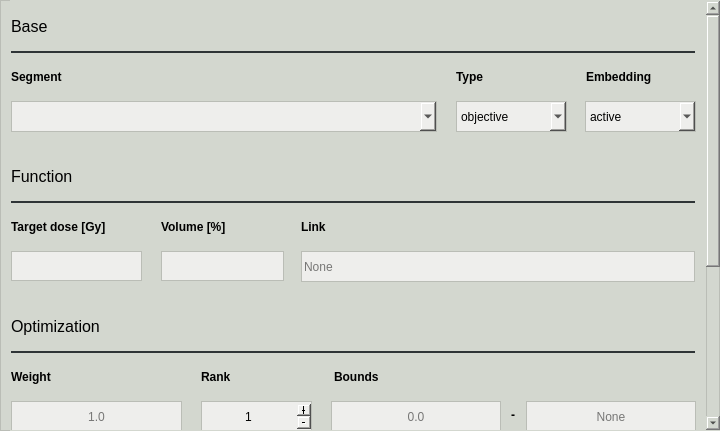
This is pyanno4rt/gui/designs/components/minimum_dvh_window.ui in pyanno4rt/pyanno4rt as Qt 5 draws it before an edit. The edited form follows.
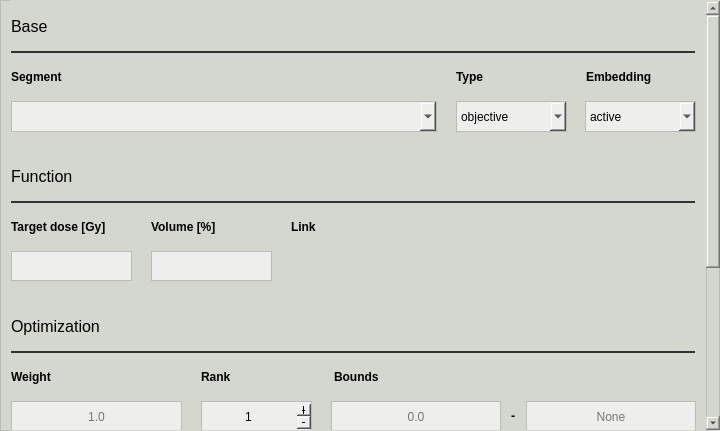
This is the edited form.

Patch:
```diff
--- a/pyanno4rt/gui/designs/components/minimum_dvh_window.ui
+++ b/pyanno4rt/gui/designs/components/minimum_dvh_window.ui
@@ -51,16 +51,13 @@
     <property name="styleSheet">
      <string notr="true">border-color: transparent;</string>
     </property>
-    <property name="widgetResizable">
-     <bool>false</bool>
-    </property>
     <widget class="QWidget" name="scroll_contents">
      <property name="geometry">
       <rect>
        <x>0</x>
        <y>0</y>
        <width>690</width>
-       <height>681</height>
+       <height>679</height>
       </rect>
      </property>
      <widget class="QComboBox" name="embedding_cbox">
@@ -100,7 +97,7 @@
        <rect>
         <x>0</x>
         <y>60</y>
-        <width>431</width>
+        <width>421</width>
         <height>31</height>
        </rect>
       </property>
@@ -254,7 +251,7 @@
        <rect>
         <x>0</x>
         <y>210</y>
-        <width>131</width>
+        <width>121</width>
         <height>31</height>
        </rect>
       </property>
@@ -346,31 +343,12 @@
        <string>Identifier</string>
       </property>
      </widget>
-     <widget class="QLineEdit" name="link_ledit">
-      <property name="geometry">
-       <rect>
-        <x>290</x>
-        <y>250</y>
-        <width>394</width>
-        <height>31</height>
-       </rect>
-      </property>
-      <property name="styleSheet">
-       <string notr="true">color: rgb(0, 0, 0);
-background-color: rgb(238, 238, 236);
-border: 1px solid;
-border-color: rgb(186, 189, 182);</string>
-      </property>
-      <property name="placeholderText">
-       <string>None</string>
-      </property>
-     </widget>
      <widget class="QLabel" name="link_label">
       <property name="geometry">
        <rect>
-        <x>290</x>
+        <x>280</x>
         <y>210</y>
-        <width>394</width>
+        <width>401</width>
         <height>31</height>
        </rect>
       </property>
@@ -456,7 +434,7 @@
        <rect>
         <x>0</x>
         <y>250</y>
-        <width>131</width>
+        <width>121</width>
         <height>30</height>
        </rect>
       </property>
@@ -531,7 +509,7 @@
       <property name="geometry">
        <rect>
         <x>494</x>
-        <y>405</y>
+        <y>406</y>
         <width>16</width>
         <height>17</height>
        </rect>
@@ -713,9 +691,9 @@
      <widget class="QLineEdit" name="volume_ledit">
       <property name="geometry">
        <rect>
-        <x>150</x>
+        <x>140</x>
         <y>250</y>
-        <width>123</width>
+        <width>121</width>
         <height>30</height>
        </rect>
       </property>
@@ -732,9 +710,9 @@
      <widget class="QLabel" name="volume_label">
       <property name="geometry">
        <rect>
-        <x>150</x>
+        <x>140</x>
         <y>210</y>
-        <width>123</width>
+        <width>121</width>
         <height>31</height>
        </rect>
       </property>
@@ -769,9 +747,17 @@
 border: 1px solid;
 border-color: rgb(186, 189, 182);</string>
       </property>
-      <property name="currentIndex">
-       <number>-1</number>
+     </widget>
+     <widget class="QWidget" name="horizontalLayoutWidget">
+      <property name="geometry">
+       <rect>
+        <x>280</x>
+        <y>250</y>
+        <width>401</width>
+        <height>31</height>
+       </rect>
       </property>
+      <layout class="QHBoxLayout" name="segment_link_layout"/>
      </widget>
     </widget>
    </widget>
```
Left out of the diff: 4 changed lines with no effect on the pictures.
